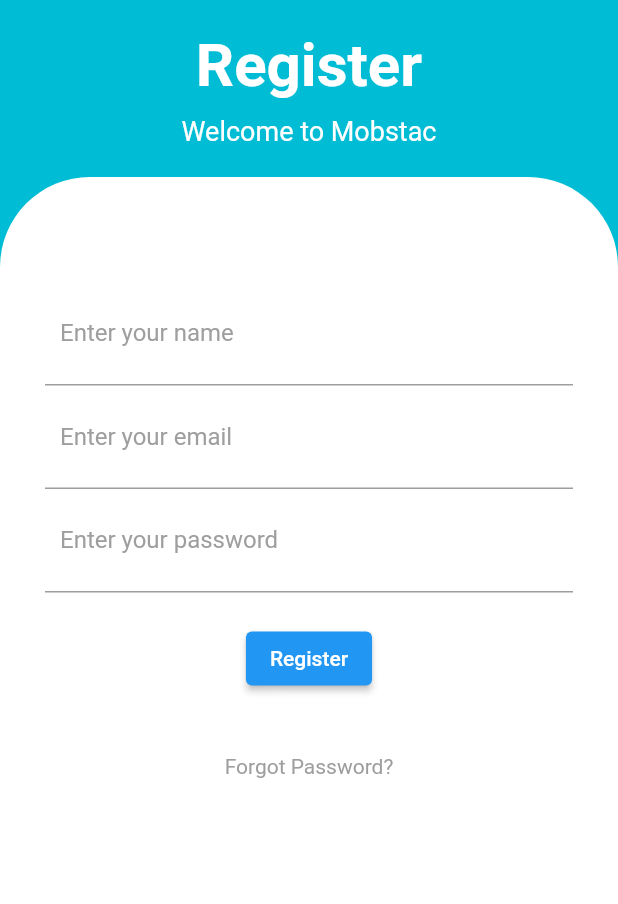
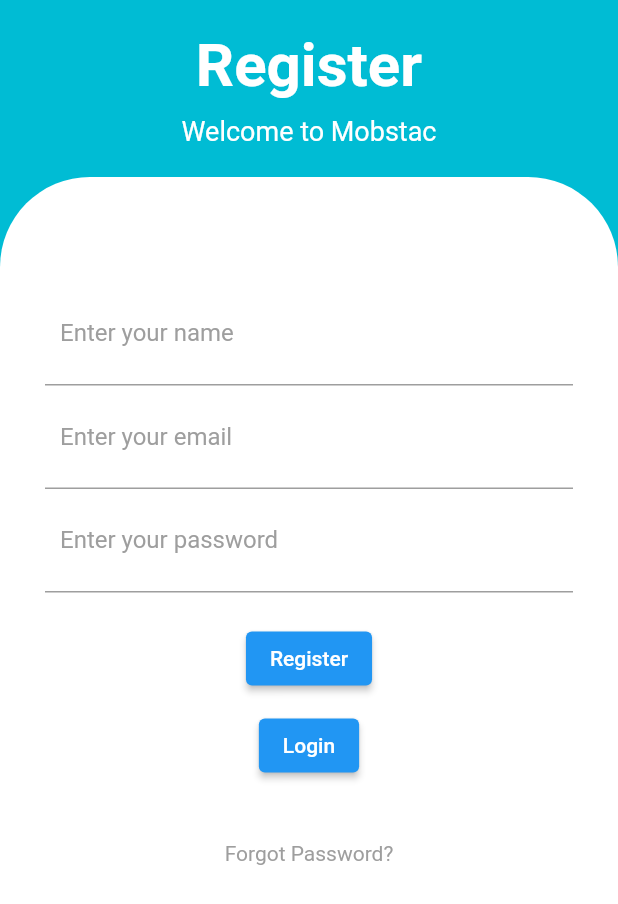
Before and after one commit to abhishekmobstac/POC, a Flutter app: the RegisterPage screen opened directly, after a tap on "Register", on a phone screen of 412 x 824 dp. Shown: the top 904 px of the screen. Run offline on Flutter 3.47's test engine with Material 2 defaults, Android fonts, the light colour scheme and no system bars; our stand-ins replace flutter_secure_storage, fluttertoast; accounts and stored records are empty; network calls fail.

Commit message:
added new files

```diff
--- a/client/lib/header_page.dart
+++ b/client/lib/header_page.dart
@@ -1,7 +1,7 @@
 import 'package:flutter/material.dart';
 
 class Header extends StatelessWidget {
-  String headerText;
+  final String headerText;
 
   Header(this.headerText);
   @override
--- a/client/lib/register_page.dart
+++ b/client/lib/register_page.dart
@@ -3,6 +3,7 @@
 import 'dart:convert';
 
 import 'package:client/user.dart';
+import 'package:fluttertoast/fluttertoast.dart';
 import 'package:http/http.dart' as http;
 
 import './header_page.dart';
@@ -100,8 +101,34 @@
       // print(userData['statusCode']);
       // print(response.statusCode);
       if (response.statusCode == 200) {
+        Fluttertoast.showToast(
+            msg: "Register Successful!",
+            toastLength: Toast.LENGTH_SHORT,
+            gravity: ToastGravity.BOTTOM,
+            timeInSecForIosWeb: 2,
+            backgroundColor: Colors.green,
+            textColor: Colors.white,
+            fontSize: 16.0);
         Navigator.push(
             context, MaterialPageRoute(builder: (context) => LoginPage()));
+      } else if (response.statusCode == 400) {
+        Fluttertoast.showToast(
+            msg: "Please enter all the fields!",
+            toastLength: Toast.LENGTH_SHORT,
+            gravity: ToastGravity.BOTTOM,
+            timeInSecForIosWeb: 2,
+            backgroundColor: Colors.green,
+            textColor: Colors.white,
+            fontSize: 16.0);
+      } else if (response.statusCode == 409) {
+        Fluttertoast.showToast(
+            msg: "User Already Exist!",
+            toastLength: Toast.LENGTH_SHORT,
+            gravity: ToastGravity.BOTTOM,
+            timeInSecForIosWeb: 2,
+            backgroundColor: Colors.green,
+            textColor: Colors.white,
+            fontSize: 16.0);
       }
     } catch (e) {
       print(e);
@@ -161,6 +188,17 @@
           height: 20,
         ),
         ElevatedButton(onPressed: signUp, child: const Text("Register")),
+        const SizedBox(
+          height: 10,
+        ),
+        ElevatedButton(
+            onPressed: () {
+              Navigator.push(
+                  context,
+                  MaterialPageRoute(
+                      builder: (context) => const RegisterPage()));
+            },
+            child: const Text("Login")),
       ],
     );
   }
--- /dev/null
+++ b/client/lib/utils/user_data.dart
@@ -0,0 +1,23 @@
+import 'dart:convert';
+
+import 'package:flutter_secure_storage/flutter_secure_storage.dart';
+
+class UserSecureStorage {
+  static final storage = FlutterSecureStorage();
+
+  static const keyUserdata = 'userdata';
+
+  static Future setUserdata(List<String> userdata) async {
+    final userValue = json.encode(userdata);
+    await storage.write(key: keyUserdata, value: userValue);
+  }
+
+  static Future getUserdata() async {
+    final value = await storage.read(key: keyUserdata);
+    return value == null ? null : List<String>.from(json.decode(value));
+  }
+
+  static Future deleteUserdata() async {
+    await storage.delete(key: keyUserdata);
+  }
+}
--- a/client/pubspec.yaml
+++ b/client/pubspec.yaml
@@ -27,7 +27,6 @@
 # the latest version available on pub.dev. To see which dependencies have newer
 # versions available, run `flutter pub outdated`.
 dependencies:
-  flutter_svg:
   flutter:
     sdk: flutter
 
@@ -37,7 +36,10 @@
   cupertino_icons: ^1.0.2
   flutter_progress_hud: ^2.0.0
   http: ^0.13.4
-  flutter_session: ^0.1.1
+  fluttertoast: ^8.0.9
+  flutter_secure_storage: ^5.0.2
+  # flutter_session: ^0.0.7
+  # shared_preferences: ^0.5.8
 
 dev_dependencies:
   flutter_test:
```
Also changed, not shown: client/lib/dashboard_page.dart (+21 -8 lines), client/lib/login_page.dart (+33 -7 lines), client/lib/main.dart (+13 -3 lines), client/pubspec.lock, 4 other files.
